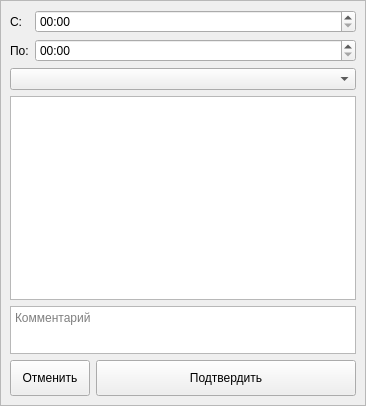
This is logtimewindow.ui in xaionaro/tasks as Qt 5 draws it before an edit. The edited form follows.
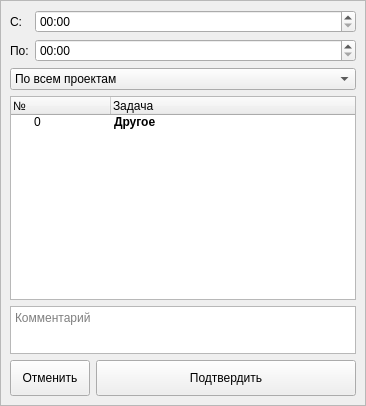
This is the edited form.

Commit message: [logtime] Started support of issue-selection

The edit to the form file:
```diff
--- a/logtimewindow.ui
+++ b/logtimewindow.ui
@@ -85,10 +85,68 @@
        </layout>
       </item>
       <item>
-       <widget class="QComboBox" name="project"/>
+       <widget class="QComboBox" name="project">
+        <item>
+         <property name="text">
+          <string>По всем проектам</string>
+         </property>
+        </item>
+       </widget>
       </item>
       <item>
-       <widget class="QListView" name="issue"/>
+       <widget class="QTreeWidget" name="issue">
+        <property name="columnCount">
+         <number>2</number>
+        </property>
+        <column>
+         <property name="text">
+          <string>№</string>
+         </property>
+         <property name="foreground">
+          <brush brushstyle="NoBrush">
+           <color alpha="255">
+            <red>111</red>
+            <green>111</green>
+            <blue>111</blue>
+           </color>
+          </brush>
+         </property>
+        </column>
+        <column>
+         <property name="text">
+          <string>Задача</string>
+         </property>
+        </column>
+        <item>
+         <property name="text">
+          <string>0</string>
+         </property>
+         <property name="font">
+          <font>
+           <weight>50</weight>
+           <bold>false</bold>
+          </font>
+         </property>
+         <property name="foreground">
+          <brush brushstyle="NoBrush">
+           <color alpha="255">
+            <red>121</red>
+            <green>121</green>
+            <blue>121</blue>
+           </color>
+          </brush>
+         </property>
+         <property name="text">
+          <string>Другое</string>
+         </property>
+         <property name="font">
+          <font>
+           <weight>75</weight>
+           <bold>true</bold>
+          </font>
+         </property>
+        </item>
+       </widget>
       </item>
       <item>
        <widget class="QPlainTextEdit" name="comment">
```
Left out of the diff: 4 changed lines with no effect on the pictures. The commit also changes 5 other files.
